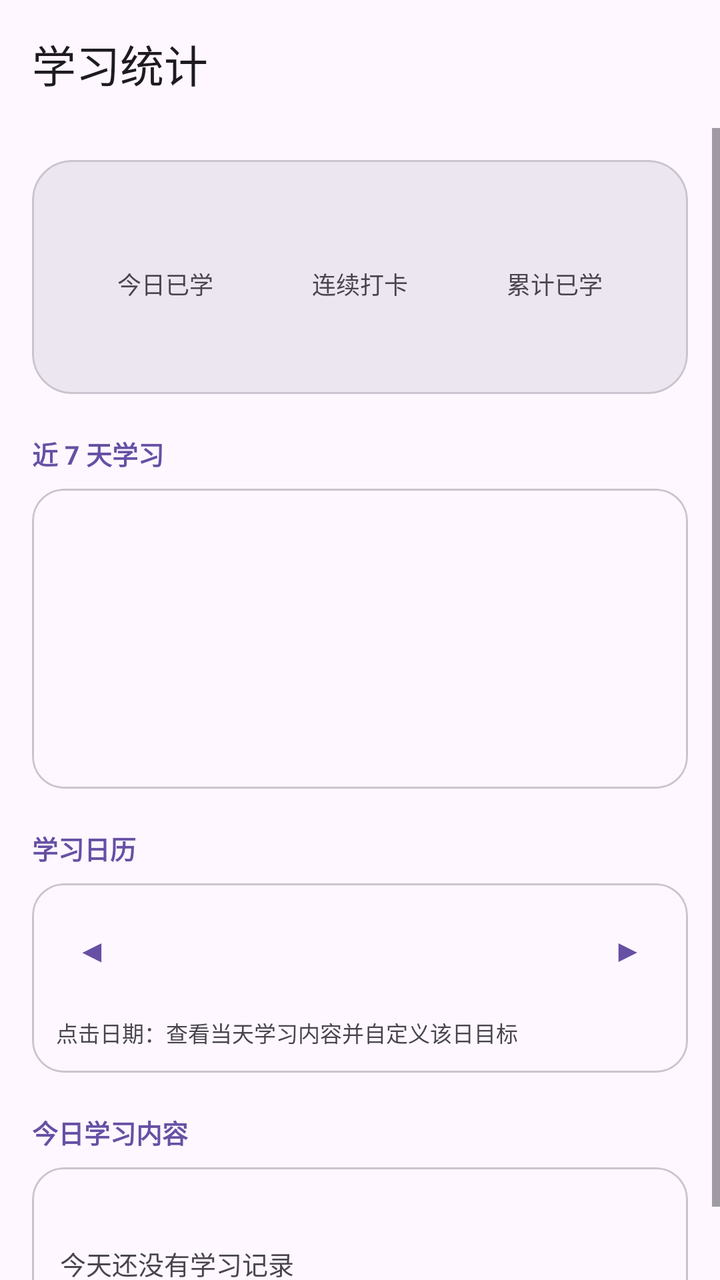
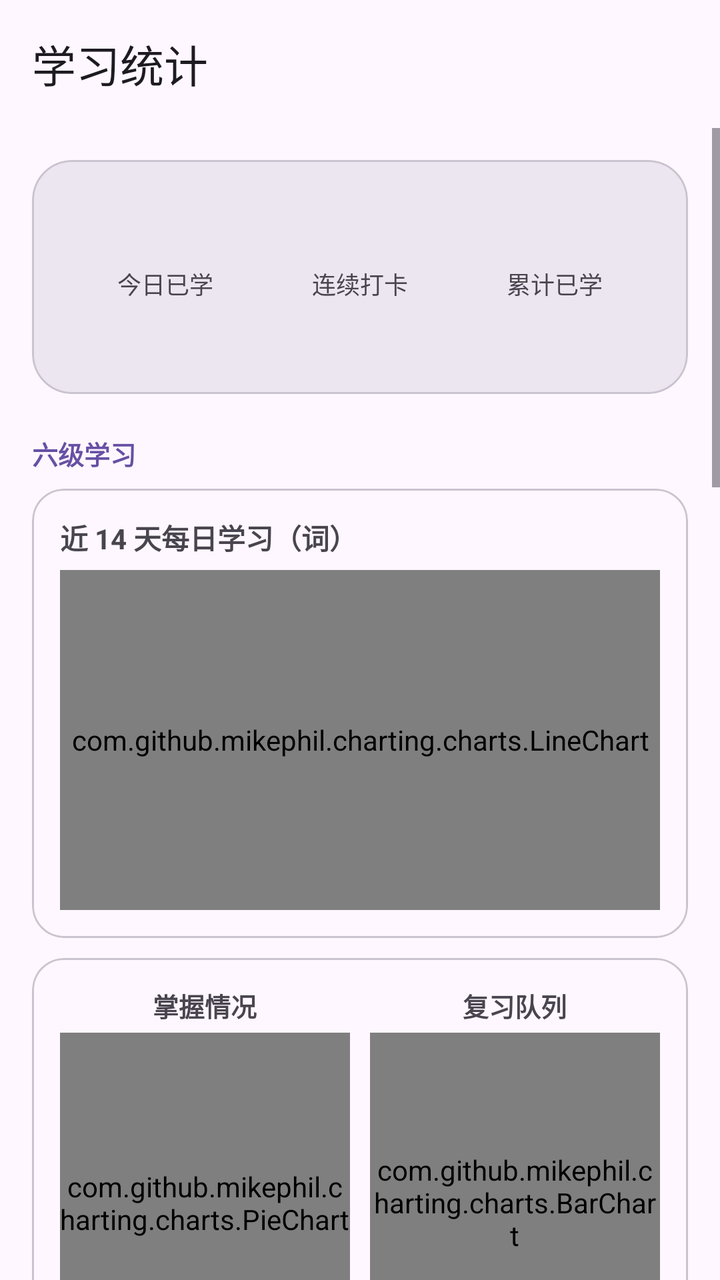

An Android layout rendered at two revisions. The XML below is the earlier revision; the diff shows what the commit changed to produce the second picture.
<!-- AndroidManifest.xml: application theme Theme.XueTi -->
<!-- res/layout/activity_stats.xml -->
<?xml version="1.0" encoding="utf-8"?>
<LinearLayout xmlns:android="http://schemas.android.com/apk/res/android"
    xmlns:app="http://schemas.android.com/apk/res-auto"
    android:layout_width="match_parent"
    android:layout_height="match_parent"
    android:orientation="vertical">

    <com.google.android.material.appbar.MaterialToolbar
        android:id="@+id/toolbar"
        android:layout_width="match_parent"
        android:layout_height="?attr/actionBarSize"
        app:title="@string/stats_title" />

    <ScrollView
        android:layout_width="match_parent"
        android:layout_height="0dp"
        android:layout_weight="1">

        <LinearLayout
            android:layout_width="match_parent"
            android:layout_height="wrap_content"
            android:orientation="vertical"
            android:padding="16dp">

            
            <com.google.android.material.card.MaterialCardView
                android:layout_width="match_parent"
                android:layout_height="wrap_content"
                app:cardBackgroundColor="?attr/colorSurfaceContainerHigh"
                app:cardCornerRadius="20dp"
                app:cardElevation="0dp"
                app:strokeColor="?attr/colorOutlineVariant"
                app:strokeWidth="1dp">

                <LinearLayout
                    android:layout_width="match_parent"
                    android:layout_height="wrap_content"
                    android:orientation="vertical"
                    android:padding="18dp">

                    <LinearLayout
                        android:layout_width="match_parent"
                        android:layout_height="wrap_content"
                        android:orientation="horizontal">

                        <LinearLayout
                            android:layout_width="0dp"
                            android:layout_height="wrap_content"
                            android:layout_weight="1"
                            android:gravity="center"
                            android:orientation="vertical">

                            <TextView
                                android:id="@+id/statToday"
                                android:layout_width="wrap_content"
                                android:layout_height="wrap_content"
                                android:textColor="?attr/colorPrimary"
                                android:textSize="26sp"
                                android:textStyle="bold" />

                            <TextView
                                android:layout_width="wrap_content"
                                android:layout_height="wrap_content"
                                android:text="@string/stats_today"
                                android:textColor="?attr/colorOnSurfaceVariant"
                                android:textSize="12sp" />
                        </LinearLayout>

                        <LinearLayout
                            android:layout_width="0dp"
                            android:layout_height="wrap_content"
                            android:layout_weight="1"
                            android:gravity="center"
                            android:orientation="vertical">

                            <TextView
                                android:id="@+id/statStreak"
                                android:layout_width="wrap_content"
                                android:layout_height="wrap_content"
                                android:textColor="?attr/colorPrimary"
                                android:textSize="26sp"
                                android:textStyle="bold" />

                            <TextView
                                android:layout_width="wrap_content"
                                android:layout_height="wrap_content"
                                android:text="@string/stats_streak"
                                android:textColor="?attr/colorOnSurfaceVariant"
                                android:textSize="12sp" />
                        </LinearLayout>

                        <LinearLayout
                            android:layout_width="0dp"
                            android:layout_height="wrap_content"
                            android:layout_weight="1"
                            android:gravity="center"
                            android:orientation="vertical">

                            <TextView
                                android:id="@+id/statTotal"
                                android:layout_width="wrap_content"
                                android:layout_height="wrap_content"
                                android:textColor="?attr/colorPrimary"
                                android:textSize="26sp"
                                android:textStyle="bold" />

                            <TextView
                                android:layout_width="wrap_content"
                                android:layout_height="wrap_content"
                                android:text="@string/stats_total"
                                android:textColor="?attr/colorOnSurfaceVariant"
                                android:textSize="12sp" />
                        </LinearLayout>
                    </LinearLayout>

                    <TextView
                        android:id="@+id/knownRateText"
                        android:layout_width="match_parent"
                        android:layout_height="wrap_content"
                        android:layout_marginTop="12dp"
                        android:gravity="center"
                        android:textColor="?attr/colorOnSurfaceVariant"
                        android:textSize="12sp" />
                </LinearLayout>
            </com.google.android.material.card.MaterialCardView>

            
            <TextView
                android:layout_width="match_parent"
                android:layout_height="wrap_content"
                android:layout_marginTop="20dp"
                android:text="@string/stats_section_chart"
                android:textColor="?attr/colorPrimary"
                android:textSize="13sp"
                android:textStyle="bold" />

            <com.google.android.material.card.MaterialCardView
                android:layout_width="match_parent"
                android:layout_height="wrap_content"
                android:layout_marginTop="8dp"
                app:cardCornerRadius="16dp"
                app:cardElevation="0dp"
                app:strokeColor="?attr/colorOutlineVariant"
                app:strokeWidth="1dp">

                <LinearLayout
                    android:id="@+id/chartContainer"
                    android:layout_width="match_parent"
                    android:layout_height="150dp"
                    android:gravity="bottom"
                    android:orientation="horizontal"
                    android:padding="14dp" />
            </com.google.android.material.card.MaterialCardView>

            
            <TextView
                android:layout_width="match_parent"
                android:layout_height="wrap_content"
                android:layout_marginTop="20dp"
                android:text="@string/stats_section_calendar"
                android:textColor="?attr/colorPrimary"
                android:textSize="13sp"
                android:textStyle="bold" />

            <com.google.android.material.card.MaterialCardView
                android:layout_width="match_parent"
                android:layout_height="wrap_content"
                android:layout_marginTop="8dp"
                app:cardCornerRadius="16dp"
                app:cardElevation="0dp"
                app:strokeColor="?attr/colorOutlineVariant"
                app:strokeWidth="1dp">

                <LinearLayout
                    android:layout_width="match_parent"
                    android:layout_height="wrap_content"
                    android:orientation="vertical"
                    android:padding="12dp">

                    <LinearLayout
                        android:layout_width="match_parent"
                        android:layout_height="wrap_content"
                        android:gravity="center_vertical"
                        android:orientation="horizontal">

                        <TextView
                            android:id="@+id/btnPrevMonth"
                            android:layout_width="wrap_content"
                            android:layout_height="wrap_content"
                            android:background="?attr/selectableItemBackgroundBorderless"
                            android:clickable="true"
                            android:focusable="true"
                            android:padding="10dp"
                            android:text="◀"
                            android:textColor="?attr/colorPrimary"
                            android:textSize="16sp" />

                        <TextView
                            android:id="@+id/monthTitle"
                            android:layout_width="0dp"
                            android:layout_height="wrap_content"
                            android:layout_weight="1"
                            android:gravity="center"
                            android:textSize="15sp"
                            android:textStyle="bold" />

                        <TextView
                            android:id="@+id/btnNextMonth"
                            android:layout_width="wrap_content"
                            android:layout_height="wrap_content"
                            android:background="?attr/selectableItemBackgroundBorderless"
                            android:clickable="true"
                            android:focusable="true"
                            android:padding="10dp"
                            android:text="▶"
                            android:textColor="?attr/colorPrimary"
                            android:textSize="16sp" />
                    </LinearLayout>

                    <LinearLayout
                        android:id="@+id/weekHeader"
                        android:layout_width="match_parent"
                        android:layout_height="wrap_content"
                        android:layout_marginTop="4dp"
                        android:orientation="horizontal" />

                    <GridLayout
                        android:id="@+id/calendarGrid"
                        android:layout_width="match_parent"
                        android:layout_height="wrap_content"
                        android:columnCount="7"
                        android:rowCount="6" />

                    <TextView
                        android:layout_width="match_parent"
                        android:layout_height="wrap_content"
                        android:layout_marginTop="8dp"
                        android:text="@string/stats_calendar_hint"
                        android:textColor="?attr/colorOnSurfaceVariant"
                        android:textSize="11sp" />
                </LinearLayout>
            </com.google.android.material.card.MaterialCardView>

            
            <TextView
                android:layout_width="match_parent"
                android:layout_height="wrap_content"
                android:layout_marginTop="20dp"
                android:text="@string/stats_section_today"
                android:textColor="?attr/colorPrimary"
                android:textSize="13sp"
                android:textStyle="bold" />

            <com.google.android.material.card.MaterialCardView
                android:layout_width="match_parent"
                android:layout_height="wrap_content"
                android:layout_marginTop="8dp"
                app:cardCornerRadius="16dp"
                app:cardElevation="0dp"
                app:strokeColor="?attr/colorOutlineVariant"
                app:strokeWidth="1dp">

                <LinearLayout
                    android:layout_width="match_parent"
                    android:layout_height="wrap_content"
                    android:orientation="vertical"
                    android:padding="14dp">

                    <TextView
                        android:id="@+id/todayGoalText"
                        android:layout_width="match_parent"
                        android:layout_height="wrap_content"
                        android:textColor="?attr/colorOnSurfaceVariant"
                        android:textSize="12sp" />

                    <TextView
                        android:id="@+id/todayEmptyText"
                        android:layout_width="match_parent"
                        android:layout_height="wrap_content"
                        android:layout_marginTop="8dp"
                        android:text="@string/stats_today_empty"
                        android:textColor="?attr/colorOnSurfaceVariant"
                        android:textSize="13sp" />

                    <LinearLayout
                        android:id="@+id/todayWordsContainer"
                        android:layout_width="match_parent"
                        android:layout_height="wrap_content"
                        android:layout_marginTop="8dp"
                        android:orientation="vertical" />
                </LinearLayout>
            </com.google.android.material.card.MaterialCardView>
        </LinearLayout>
    </ScrollView>
</LinearLayout>
<!-- resources referenced by this layout -->
<resources>
  <string name="stats_calendar_hint">点击日期：查看当天学习内容并自定义该日目标</string>
  <string name="stats_section_calendar">学习日历</string>
  <string name="stats_section_chart">近 7 天学习</string>
  <string name="stats_section_today">今日学习内容</string>
  <string name="stats_streak">连续打卡</string>
  <string name="stats_title">学习统计</string>
  <string name="stats_today">今日已学</string>
  <string name="stats_today_empty">今天还没有学习记录</string>
  <string name="stats_total">累计已学</string>
  <style name="Theme.XueTi" parent="Theme.Material3.DayNight.NoActionBar">
          <item name="colorPrimary">@color/primary</item>
          <item name="colorOnPrimary">@color/onPrimary</item>
          <item name="colorPrimaryContainer">@color/primaryContainer</item>
          <item name="colorOnPrimaryContainer">@color/onPrimaryContainer</item>
          <item name="colorSecondary">@color/secondary</item>
          <item name="colorOnSecondary">@color/onSecondary</item>
          <item name="colorSecondaryContainer">@color/secondaryContainer</item>
          <item name="colorOnSecondaryContainer">@color/onSecondaryContainer</item>
          <item name="android:colorBackground">@color/background</item>
          <item name="colorSurface">@color/surface</item>
          <item name="colorOnSurface">@color/onSurface</item>
          <item name="colorSurfaceVariant">@color/surfaceVariant</item>
          <item name="colorOnSurfaceVariant">@color/onSurfaceVariant</item>
          <item name="colorOutline">@color/outline</item>
      </style>
  <color name="primary">#6750A4</color>
  <color name="onPrimary">#FFFFFF</color>
  <color name="primaryContainer">#EADDFF</color>
  <color name="onPrimaryContainer">#21005D</color>
  <color name="secondary">#625B71</color>
  <color name="onSecondary">#FFFFFF</color>
  <color name="secondaryContainer">#E8DEF8</color>
  <color name="onSecondaryContainer">#1D192B</color>
  <color name="background">#FEF7FF</color>
  <color name="surface">#FEF7FF</color>
  <color name="onSurface">#1D1B20</color>
  <color name="surfaceVariant">#E7E0EC</color>
  <color name="onSurfaceVariant">#49454F</color>
  <color name="outline">#79747E</color>
</resources>

<!-- the commit's change to res/layout/activity_stats.xml (unified diff, before → after) -->
@@ -129,7 +129,7 @@
                 android:layout_width="match_parent"
                 android:layout_height="wrap_content"
                 android:layout_marginTop="20dp"
-                android:text="@string/stats_section_chart"
+                android:text="@string/stats_section_cet"
                 android:textColor="?attr/colorPrimary"
                 android:textSize="13sp"
                 android:textStyle="bold" />
@@ -144,12 +144,311 @@
                 app:strokeWidth="1dp">
 
                 <LinearLayout
-                    android:id="@+id/chartContainer"
-                    android:layout_width="match_parent"
-                    android:layout_height="150dp"
-                    android:gravity="bottom"
+                    android:layout_width="match_parent"
+                    android:layout_height="wrap_content"
+                    android:orientation="vertical"
+                    android:padding="14dp">
+
+                    <TextView
+                        android:layout_width="match_parent"
+                        android:layout_height="wrap_content"
+                        android:text="@string/stats_cet_daily_title"
+                        android:textSize="14sp"
+                        android:textStyle="bold" />
+
+                    <com.github.mikephil.charting.charts.LineChart
+                        android:id="@+id/cetDailyChart"
+                        android:layout_width="match_parent"
+                        android:layout_height="170dp"
+                        android:layout_marginTop="6dp" />
+                </LinearLayout>
+            </com.google.android.material.card.MaterialCardView>
+
+            <com.google.android.material.card.MaterialCardView
+                android:layout_width="match_parent"
+                android:layout_height="wrap_content"
+                android:layout_marginTop="10dp"
+                app:cardCornerRadius="16dp"
+                app:cardElevation="0dp"
+                app:strokeColor="?attr/colorOutlineVariant"
+                app:strokeWidth="1dp">
+
+                <LinearLayout
+                    android:layout_width="match_parent"
+                    android:layout_height="wrap_content"
                     android:orientation="horizontal"
-                    android:padding="14dp" />
+                    android:padding="14dp">
+
+                    <LinearLayout
+                        android:layout_width="0dp"
+                        android:layout_height="wrap_content"
+                        android:layout_weight="1"
+                        android:orientation="vertical">
+
+                        <TextView
+                            android:layout_width="match_parent"
+                            android:layout_height="wrap_content"
+                            android:gravity="center"
+                            android:text="@string/stats_cet_known_title"
+                            android:textSize="13sp"
+                            android:textStyle="bold" />
+
+                        <com.github.mikephil.charting.charts.PieChart
+                            android:id="@+id/cetKnownPie"
+                            android:layout_width="match_parent"
+                            android:layout_height="170dp"
+                            android:layout_marginTop="4dp" />
+                    </LinearLayout>
+
+                    <LinearLayout
+                        android:layout_width="0dp"
+                        android:layout_height="wrap_content"
+                        android:layout_marginStart="10dp"
+                        android:layout_weight="1"
+                        android:orientation="vertical">
+
+                        <TextView
+                            android:layout_width="match_parent"
+                            android:layout_height="wrap_content"
+                            android:gravity="center"
+                            android:text="@string/stats_cet_review_title"
+                            android:textSize="13sp"
+                            android:textStyle="bold" />
+
+                        <com.github.mikephil.charting.charts.BarChart
+                            android:id="@+id/cetReviewChart"
+                            android:layout_width="match_parent"
+                            android:layout_height="170dp"
+                            android:layout_marginTop="4dp" />
+                    </LinearLayout>
+                </LinearLayout>
+            </com.google.android.material.card.MaterialCardView>
+
+            <com.google.android.material.card.MaterialCardView
+                android:layout_width="match_parent"
+                android:layout_height="wrap_content"
+                android:layout_marginTop="10dp"
+                app:cardCornerRadius="16dp"
+                app:cardElevation="0dp"
+                app:strokeColor="?attr/colorOutlineVariant"
+                app:strokeWidth="1dp">
+
+                <TextView
+                    android:id="@+id/cetSummary"
+                    android:layout_width="match_parent"
+                    android:layout_height="wrap_content"
+                    android:lineSpacingExtra="3dp"
+                    android:padding="14dp"
+                    android:textColor="?attr/colorOnSurfaceVariant"
+                    android:textSize="12sp" />
+            </com.google.android.material.card.MaterialCardView>
+
+            
+            <TextView
+                android:layout_width="match_parent"
+                android:layout_height="wrap_content"
+                android:layout_marginTop="20dp"
+                android:text="@string/stats_section_textbook"
+                android:textColor="?attr/colorPrimary"
+                android:textSize="13sp"
+                android:textStyle="bold" />
+
+            <com.google.android.material.card.MaterialCardView
+                android:layout_width="match_parent"
+                android:layout_height="wrap_content"
+                android:layout_marginTop="8dp"
+                app:cardCornerRadius="16dp"
+                app:cardElevation="0dp"
+                app:strokeColor="?attr/colorOutlineVariant"
+                app:strokeWidth="1dp">
+
+                <LinearLayout
+                    android:layout_width="match_parent"
+                    android:layout_height="wrap_content"
+                    android:orientation="horizontal"
+                    android:padding="14dp">
+
+                    <LinearLayout
+                        android:layout_width="0dp"
+                        android:layout_height="wrap_content"
+                        android:layout_weight="1"
+                        android:orientation="vertical">
+
+                        <TextView
+                            android:layout_width="match_parent"
+                            android:layout_height="wrap_content"
+                            android:gravity="center"
+                            android:text="@string/stats_book_total_title"
+                            android:textSize="13sp"
+                            android:textStyle="bold" />
+
+                        <com.github.mikephil.charting.charts.PieChart
+                            android:id="@+id/bookTotalPie"
+                            android:layout_width="match_parent"
+                            android:layout_height="170dp"
+                            android:layout_marginTop="4dp" />
+                    </LinearLayout>
+
+                    <LinearLayout
+                        android:layout_width="0dp"
+                        android:layout_height="wrap_content"
+                        android:layout_marginStart="10dp"
+                        android:layout_weight="1"
+                        android:orientation="vertical">
+
+                        <TextView
+                            android:layout_width="match_parent"
+                            android:layout_height="wrap_content"
+                            android:gravity="center"
+                            android:text="@string/stats_book_progress_title"
+                            android:textSize="13sp"
+                            android:textStyle="bold" />
+
+                        <com.github.mikephil.charting.charts.BarChart
+                            android:id="@+id/bookProgressChart"
+                            android:layout_width="match_parent"
+                            android:layout_height="170dp"
+                            android:layout_marginTop="4dp" />
+                    </LinearLayout>
+                </LinearLayout>
+            </com.google.android.material.card.MaterialCardView>
+
+            <com.google.android.material.card.MaterialCardView
+                android:layout_width="match_parent"
+                android:layout_height="wrap_content"
+                android:layout_marginTop="10dp"
+                app:cardCornerRadius="16dp"
+                app:cardElevation="0dp"
+                app:strokeColor="?attr/colorOutlineVariant"
+                app:strokeWidth="1dp">
+
+                <TextView
+                    android:id="@+id/bookSummary"
+                    android:layout_width="match_parent"
+                    android:layout_height="wrap_content"
+                    android:lineSpacingExtra="3dp"
+                    android:padding="14dp"
+                    android:textColor="?attr/colorOnSurfaceVariant"
+                    android:textSize="12sp" />
+            </com.google.android.material.card.MaterialCardView>
+
+            
+            <TextView
+                android:layout_width="match_parent"
+                android:layout_height="wrap_content"
+                android:layout_marginTop="20dp"
+                android:text="@string/stats_section_mistake"
+                android:textColor="?attr/colorPrimary"
+                android:textSize="13sp"
+                android:textStyle="bold" />
+
+            <com.google.android.material.card.MaterialCardView
+                android:layout_width="match_parent"
+                android:layout_height="wrap_content"
+                android:layout_marginTop="8dp"
+                app:cardCornerRadius="16dp"
+                app:cardElevation="0dp"
+                app:strokeColor="?attr/colorOutlineVariant"
+                app:strokeWidth="1dp">
+
+                <LinearLayout
+                    android:layout_width="match_parent"
+                    android:layout_height="wrap_content"
+                    android:orientation="vertical"
+                    android:padding="14dp">
+
+                    <TextView
+                        android:layout_width="match_parent"
+                        android:layout_height="wrap_content"
+                        android:text="@string/stats_mistake_daily_title"
+                        android:textSize="14sp"
+                        android:textStyle="bold" />
+
+                    <com.github.mikephil.charting.charts.BarChart
+                        android:id="@+id/mistakeDailyChart"
+                        android:layout_width="match_parent"
+                        android:layout_height="160dp"
+                        android:layout_marginTop="6dp" />
+                </LinearLayout>
+            </com.google.android.material.card.MaterialCardView>
+
+            <com.google.android.material.card.MaterialCardView
+                android:layout_width="match_parent"
+                android:layout_height="wrap_content"
+                android:layout_marginTop="10dp"
+                app:cardCornerRadius="16dp"
+                app:cardElevation="0dp"
+                app:strokeColor="?attr/colorOutlineVariant"
+                app:strokeWidth="1dp">
+
+                <LinearLayout
+                    android:layout_width="match_parent"
+                    android:layout_height="wrap_content"
+                    android:orientation="horizontal"
+                    android:padding="14dp">
+
+                    <LinearLayout
+                        android:layout_width="0dp"
+                        android:layout_height="wrap_content"
+                        android:layout_weight="1"
+                        android:orientation="vertical">
+
+                        <TextView
+                            android:layout_width="match_parent"
+                            android:layout_height="wrap_content"
+                            android:gravity="center"
+                            android:text="@string/stats_mistake_pie_title"
+                            android:textSize="13sp"
+                            android:textStyle="bold" />
+
+                        <com.github.mikephil.charting.charts.PieChart
+                            android:id="@+id/mistakePie"
+                            android:layout_width="match_parent"
+                            android:layout_height="170dp"
+                            android:layout_marginTop="4dp" />
+                    </LinearLayout>
+
+                    <LinearLayout
+                        android:layout_width="0dp"
+                        android:layout_height="wrap_content"
+                        android:layout_marginStart="10dp"
+                        android:layout_weight="1"
+                        android:orientation="vertical">
+
+                        <TextView
+                            android:layout_width="match_parent"
+                            android:layout_height="wrap_content"
+                            android:gravity="center"
+                            android:text="@string/stats_mistake_subject_title"
+                            android:textSize="13sp"
+                            android:textStyle="bold" />
+
+                        <com.github.mikephil.charting.charts.BarChart
+                            android:id="@+id/mistakeSubjectChart"
+                            android:layout_width="match_parent"
+                            android:layout_height="170dp"
+                            android:layout_marginTop="4dp" />
+                    </LinearLayout>
+                </LinearLayout>
+            </com.google.android.material.card.MaterialCardView>
+
+            <com.google.android.material.card.MaterialCardView
+                android:layout_width="match_parent"
+                android:layout_height="wrap_content"
+                android:layout_marginTop="10dp"
+                app:cardCornerRadius="16dp"
+                app:cardElevation="0dp"
+                app:strokeColor="?attr/colorOutlineVariant"
+                app:strokeWidth="1dp">
+
+                <TextView
+                    android:id="@+id/mistakeSummary"
+                    android:layout_width="match_parent"
+                    android:layout_height="wrap_content"
+                    android:lineSpacingExtra="3dp"
+                    android:padding="14dp"
+                    android:textColor="?attr/colorOnSurfaceVariant"
+                    android:textSize="12sp" />
             </com.google.android.material.card.MaterialCardView>
 
             
<!-- resource entries referenced after the edit -->
@@ -1,8 +1,18 @@
 <!-- resources referenced by this layout -->
 <resources>
+  <string name="stats_book_progress_title">每本书进度</string>
+  <string name="stats_book_total_title">全书进度</string>
   <string name="stats_calendar_hint">点击日期：查看当天学习内容并自定义该日目标</string>
+  <string name="stats_cet_daily_title">近 14 天每日学习（词）</string>
+  <string name="stats_cet_known_title">掌握情况</string>
+  <string name="stats_cet_review_title">复习队列</string>
+  <string name="stats_mistake_daily_title">近 14 天新增错题（题）</string>
+  <string name="stats_mistake_pie_title">错题掌握情况</string>
+  <string name="stats_mistake_subject_title">学科分布</string>
   <string name="stats_section_calendar">学习日历</string>
-  <string name="stats_section_chart">近 7 天学习</string>
+  <string name="stats_section_cet">六级学习</string>
+  <string name="stats_section_mistake">错题学习</string>
+  <string name="stats_section_textbook">全书学习</string>
   <string name="stats_section_today">今日学习内容</string>
   <string name="stats_streak">连续打卡</string>
   <string name="stats_title">学习统计</string>
